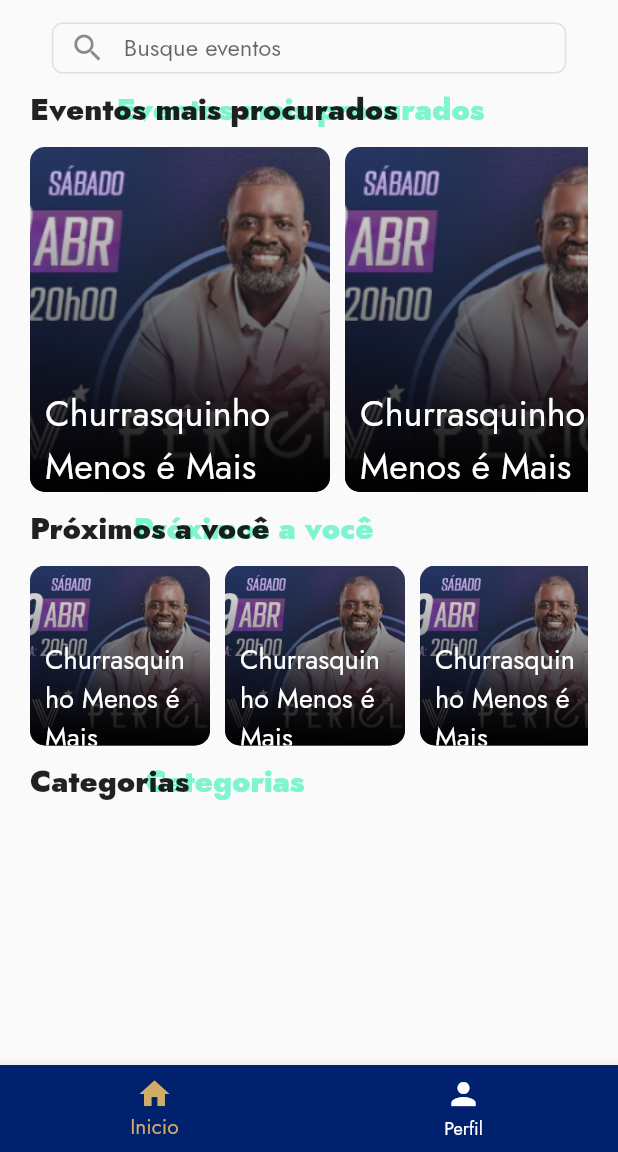
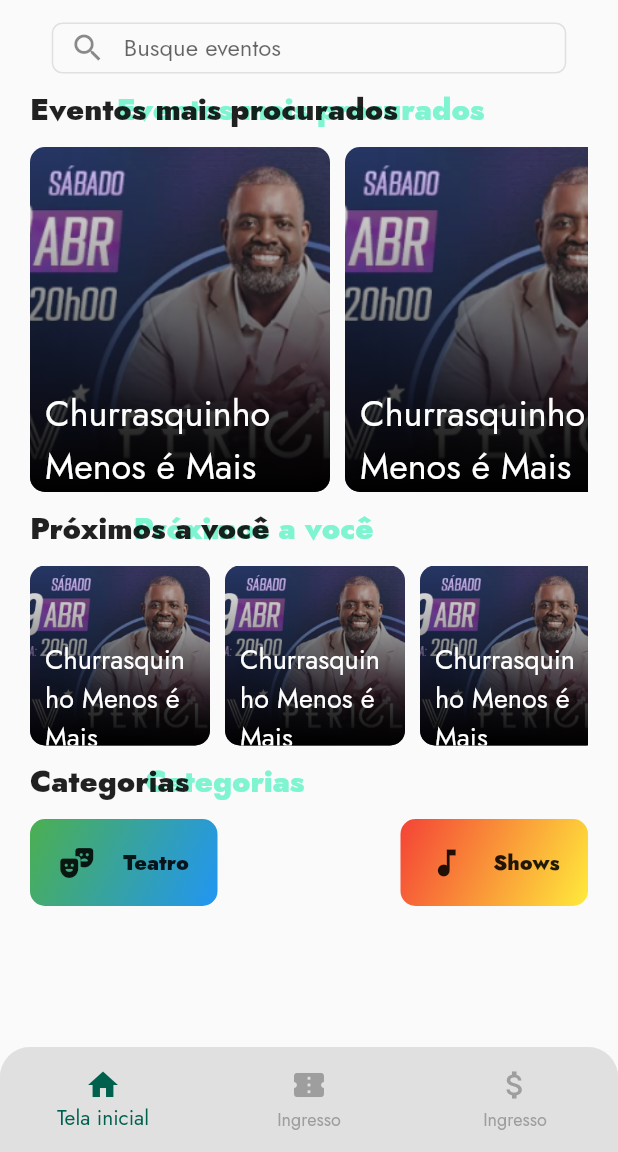
Before and after one commit to MatheusAGomes/dibs, a Flutter app: the screen it shows after launch, on a phone screen of 412 x 824 dp, the part 84-1236 px from its top. Run offline on Flutter 3.47's test engine with Material 2 defaults, Android fonts, the phone set to English and light mode, and no system bars; drawn by our look-alikes of loader_overlay; our stand-ins replace animated_toggle_switch, dio, fluttertoast, google_fonts, jwt_decoder, pretty_dio_logger and 2 more; missing offline and left inert: validatorless; generated files the repository leaves out were written again; project files that could hold a hidden picture were left out.

Commit message:
Navigation

```diff
--- a/lib/private/estruturaScreen.dart
+++ b/lib/private/estruturaScreen.dart
@@ -41,23 +41,35 @@ class _EstruturasScreenState extends State<EstruturasScreen> {
           physics: ClampingScrollPhysics(),
           controller: pc,
           onPageChanged: setPaginaAtual,
-          children: [MainScreen(), Text('data')],
+          children: [MainScreen(), Text('data'), Text('text')],
         ),
-        bottomNavigationBar: BottomNavigationBar(
-          unselectedItemColor: Colors.white,
-          backgroundColor: ColorService.azul,
-          selectedItemColor: ColorService.dourado,
+        bottomNavigationBar: Container(
+          height: 70,
+          child: ClipRRect(
+            borderRadius: BorderRadius.only(
+              topLeft: Radius.circular(20),
+              topRight: Radius.circular(20),
+            ),
+            child: BottomNavigationBar(
+              unselectedItemColor: Colors.grey,
+              backgroundColor: Colors.grey.shade300,
+              selectedItemColor: ColorService.verde,
               type: BottomNavigationBarType.fixed,
+
               currentIndex: paginaAtual,
               items: [
                 BottomNavigationBarItem(
                     icon: Icon(
                       Icons.home,
                     ),
-                label: 'Inicio'),
+                    label: 'Tela inicial'),
                 BottomNavigationBarItem(
-              icon: Icon(Icons.person),
-              label: 'Perfil',
+                  icon: Icon(Icons.confirmation_num),
+                  label: 'Ingresso',
+                ),
+                BottomNavigationBarItem(
+                  icon: Icon(Icons.attach_money),
+                  label: 'Ingresso',
                 ),
               ],
               onTap: (pagina) {
@@ -70,6 +82,8 @@ class _EstruturasScreenState extends State<EstruturasScreen> {
               // backgroundColor: Colors.grey[100],
             ),
           ),
+        ),
+      ),
     );
   }
 }
--- a/lib/private/mainScreen.dart
+++ b/lib/private/mainScreen.dart
@@ -366,6 +366,63 @@ class _MainScreenState extends State<MainScreen> {
                   SizedBox(
                     height: 10,
                   ),
+                  Column(
+                    children: [
+                      Row(
+                        mainAxisAlignment: MainAxisAlignment.spaceBetween,
+                        children: [
+                          InkWell(
+                            child: Container(
+                              decoration: BoxDecoration(
+                                  gradient: LinearGradient(
+                                      begin: Alignment.topLeft,
+                                      end: Alignment.bottomRight,
+                                      colors: [Colors.green, Colors.blue]),
+                                  borderRadius:
+                                      BorderRadiusDirectional.circular(10)),
+                              height: 58,
+                              width: 125,
+                              child: Row(
+                                  mainAxisAlignment:
+                                      MainAxisAlignment.spaceEvenly,
+                                  children: [
+                                    Icon(Icons.theater_comedy_rounded),
+                                    Text(
+                                      'Teatro',
+                                      style: TextStyle(
+                                          fontWeight: FontWeight.w900),
+                                    )
+                                  ]),
+                            ),
+                          ),
+                          InkWell(
+                            child: Container(
+                              decoration: BoxDecoration(
+                                  gradient: LinearGradient(
+                                      begin: Alignment.topLeft,
+                                      end: Alignment.bottomRight,
+                                      colors: [Colors.red, Colors.yellow]),
+                                  borderRadius:
+                                      BorderRadiusDirectional.circular(10)),
+                              height: 58,
+                              width: 125,
+                              child: Row(
+                                  mainAxisAlignment:
+                                      MainAxisAlignment.spaceEvenly,
+                                  children: [
+                                    Icon(Icons.music_note),
+                                    Text(
+                                      'Shows',
+                                      style: TextStyle(
+                                          fontWeight: FontWeight.w900),
+                                    )
+                                  ]),
+                            ),
+                          ),
+                        ],
+                      )
+                    ],
+                  )
                 ],
               ),
             ),
```
Lines whose indentation alone changed are shown as unchanged.
